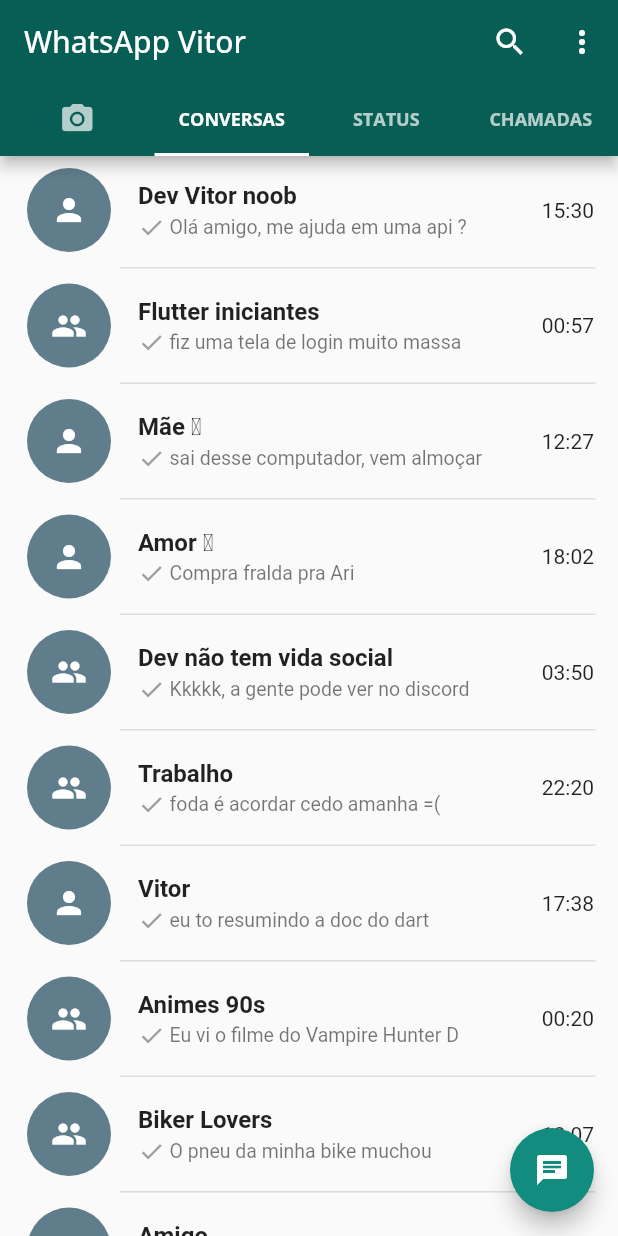
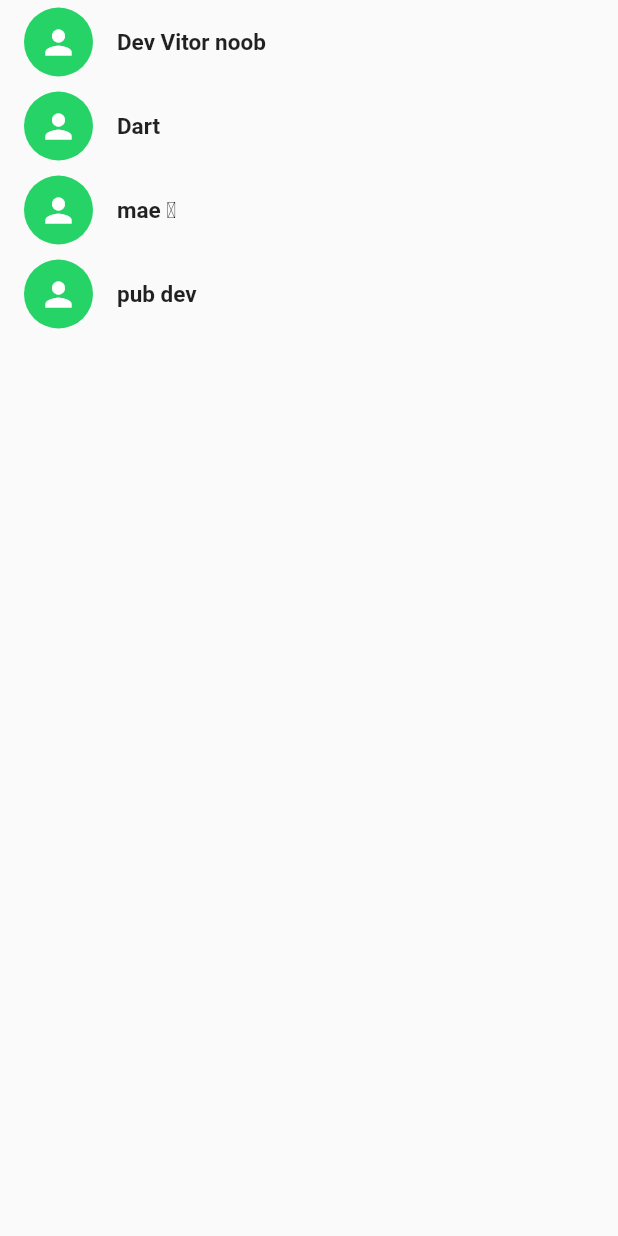
Before and after one commit to CadisRaziel/WhatsApp_clone_flutter_NodeJs_SocketIO, a Flutter app: the screen it shows after launch, on a phone screen of 412 x 824 dp. Run offline on Flutter 3.47's test engine with Material 2 defaults, Android fonts, the phone set to English and light mode, and no system bars; our stand-ins replace camera, flutter_spinkit, google_fonts, socket_io_client, video_player.

Commit message:
iniciando a parte 1 de implementação do chat em dois dispositivos simultaneos, e a implementação da login page para conseguirmos diferenciar os dois usuarios ficticios para teste, e a implementação da condição do icone ao digitar aparecer o send e nao digitar aparece enviar audio

```diff
--- a/lib/Pages/chat_page.dart
+++ b/lib/Pages/chat_page.dart
@@ -1,10 +1,12 @@
 import 'package:flutter/material.dart';
 import 'package:nome_whatsclone/Pages/camera_page.dart';
+import 'package:nome_whatsclone/model/chat_model.dart';
 import 'package:nome_whatsclone/modules/screen/conversas_screen.dart';
 import 'package:nome_whatsclone/shared/theme/text_style.dart';
 
 class HomeScreen extends StatefulWidget {
-  const HomeScreen({Key? key}) : super(key: key);
+  const HomeScreen({Key? key, this.chatmodels}) : super(key: key);
+  final List<ChatModel>? chatmodels;
 
   @override
   _HomeScreenState createState() => _HomeScreenState();
@@ -102,7 +104,9 @@
         children: [
           //* aqui nós vamos colocar as paginas widgets referente a cada tab
           CameraPage(),
-          ConversasPage(),
+          ConversasPage(
+            chatmodels:  widget.chatmodels,
+          ),
           Center(child: Text('STATUS')),
           Center(child: Text('CHAMADAS')),
         ],
--- /dev/null
+++ b/lib/Pages/login_page.dart
@@ -0,0 +1,82 @@
+import 'package:flutter/material.dart';
+import 'package:nome_whatsclone/Pages/chat_page.dart';
+import 'package:nome_whatsclone/model/chat_model.dart';
+import 'package:nome_whatsclone/modules/CustomUI/custom_contatos_button_card.dart';
+
+class LoginPage extends StatefulWidget {
+  const LoginPage({Key? key}) : super(key: key);
+
+  @override
+  _LoginPageState createState() => _LoginPageState();
+}
+
+class _LoginPageState extends State<LoginPage> {
+  ChatModel? sourceChat;
+
+  List<ChatModel> chatmodel = [
+    ChatModel(
+        name: 'Dev Vitor noob',
+        isGroup: false,
+        currentMessage: 'Olá amigo, me ajuda em uma api ?',
+        time: '15:30',
+        id: 1,
+        icon: Icon(
+          Icons.person,
+          color: Colors.white70,
+        )),
+    ChatModel(
+        name: 'Dart',
+        isGroup: false,
+        currentMessage: 'fiz uma tela de login muito massa',
+        time: '00:57',
+        id: 2,
+        icon: Icon(Icons.person, color: Colors.white70)),
+    ChatModel(
+        name: 'mae \u{2665}',
+        isGroup: false,
+        currentMessage: 'vem jantar',
+        time: '12:30',
+        id: 3,
+        icon: Icon(Icons.person, color: Colors.white70)),
+    ChatModel(
+        name: 'pub dev',
+        isGroup: false,
+        currentMessage: 'mensagem pub dev',
+        time: '05:57',
+        id: 4,
+        icon: Icon(Icons.person, color: Colors.white70)),
+    // ChatModel(
+    //     name: 'NodeJs',
+    //     isGroup: true,
+    //     currentMessage: 'nova mensagem nodejs',
+    //     time: '12:27',
+    //     icon: Icon(
+    //       Icons.person,
+    //       color: Colors.white70,
+    //     )),
+  ];
+
+  @override
+  Widget build(BuildContext context) {
+    return Scaffold(
+      body: ListView.builder(
+        itemCount: chatmodel.length,
+        itemBuilder: (context, index) => InkWell(
+          onTap: () {
+            sourceChat = chatmodel.removeAt(index);
+            Navigator.pushReplacement(
+                context,
+                MaterialPageRoute(
+                    builder: (builder) => HomeScreen(
+                          chatmodels: chatmodel,
+                        )));
+          },
+          child: ContatoButton(
+            name: chatmodel[index].name,
+            icon: Icons.person,
+          ),
+        ),
+      ),
+    );
+  }
+}
--- a/lib/core/app_widget.dart
+++ b/lib/core/app_widget.dart
@@ -1,6 +1,6 @@
 
 import 'package:flutter/material.dart';
-import 'package:nome_whatsclone/Pages/chat_page.dart';
+import 'package:nome_whatsclone/Pages/login_page.dart';
 import 'package:nome_whatsclone/shared/theme/app_colors.dart';
 
 class MyApp extends StatelessWidget {
@@ -14,7 +14,7 @@
         accentColor: AppColors.accent
       ),
      debugShowCheckedModeBanner: false,
-     home: HomeScreen(),
+     home: LoginPage(),
     );
   }
 }
--- a/lib/model/chat_model.dart
+++ b/lib/model/chat_model.dart
@@ -7,6 +7,7 @@
   String time;
   String currentMessage;
   String status;
+  int? id;
   Widget? icon;
   bool isGroup;
   bool selectGroup;
@@ -17,6 +18,7 @@
     this.time = '',
     this.currentMessage = '',
     this.status = '',
+    this.id,
     this.icon,
     this.isGroup = false,
     this.selectGroup = false
--- a/lib/modules/screen/conversas_screen.dart
+++ b/lib/modules/screen/conversas_screen.dart
@@ -5,111 +5,14 @@
 import 'contatos_screen.dart';
 
 class ConversasPage extends StatefulWidget {
-  const ConversasPage({Key? key}) : super(key: key);
+  const ConversasPage({Key? key, this.chatmodels}) : super(key: key);
+  final List<ChatModel>? chatmodels;
 
   @override
   _ConversasPageState createState() => _ConversasPageState();
 }
 
 class _ConversasPageState extends State<ConversasPage> {
-  List<ChatModel> chats = [
-    ChatModel(
-        name: 'Dev Vitor noob',
-        isGroup: false,
-        currentMessage: 'Olá amigo, me ajuda em uma api ?',
-        time: '15:30',
-        icon: Icon(
-          Icons.person,
-          color: Colors.white70,
-        )),
-    ChatModel(
-        name: 'Flutter iniciantes',
-        isGroup: true,
-        currentMessage: 'fiz uma tela de login muito massa',
-        time: '00:57',
-        icon: Icon(Icons.group, color: Colors.white70)),
-    ChatModel(
-        name: 'Mãe \u{2665}',
-        isGroup: false,
-        currentMessage: 'sai desse computador, vem almoçar',
-        time: '12:27',
-        icon: Icon(
-          Icons.person,
-          color: Colors.white70,
-        )),
-    ChatModel(
-        name: 'Amor \u{2665}',
-        isGroup: false,
-        currentMessage: 'Compra fralda pra Ari',
-        time: '18:02',
-        icon: Icon(
-          Icons.person,
-          color: Colors.white70,
-        )),
-    ChatModel(
-        name: 'Dev não tem vida social',
-        isGroup: true,
-        currentMessage: 'Kkkkk, a gente pode ver no discord',
-        time: '03:50',
-        icon: Icon(
-          Icons.group,
-          color: Colors.white70,
-        )),
-    ChatModel(
-        name: 'Trabalho',
-        isGroup: true,
-        currentMessage: 'foda é acordar cedo amanha =(',
-        time: '22:20',
-        icon: Icon(
-          Icons.group,
-          color: Colors.white70,
-        )),
-    ChatModel(
-        name: 'Vitor',
-        isGroup: false,
-        currentMessage: 'eu to resumindo a doc do dart',
-        time: '17:38',
-        icon: Icon(
-          Icons.group,
-          color: Colors.white70,
-        )),
-    ChatModel(
-        name: 'Animes 90s',
-        isGroup: true,
-        currentMessage: 'Eu vi o filme do Vampire Hunter D',
-        time: '00:20',
-        icon: Icon(
-          Icons.group,
-          color: Colors.white70,
-        )),
-    ChatModel(
-        name: 'Biker Lovers',
-        isGroup: true,
-        currentMessage: 'O pneu da minha bike muchou',
-        time: '18:07',
-        icon: Icon(
-          Icons.group,
-          color: Colors.white70,
-        )),
-    ChatModel(
-        name: 'Amigo',
-        isGroup: false,
-        currentMessage: 'to cansado hoje',
-        time: '11:20',
-        icon: Icon(
-          Icons.group,
-          color: Colors.white70,
-        )),
-    ChatModel(
-        name: 'Sk8',
-        isGroup: true,
-        currentMessage: 'shape quebrou',
-        time: '12:02',
-        icon: Icon(
-          Icons.group,
-          color: Colors.white70,
-        )),
-  ];
 
   @override
   Widget build(BuildContext context) {
@@ -126,9 +29,9 @@
         child: Icon(Icons.chat),
       ),
       body: ListView.builder(
-          itemCount: chats.length,
+          itemCount: widget.chatmodels!.length,
           itemBuilder: (BuildContext context, index) => SingleChildScrollView(
-              child: CustomCardWidget(chatModel: chats[index]))),
+              child: CustomCardWidget(chatModel: widget.chatmodels![index]))),
     );
   }
 }
--- a/lib/modules/screen/individual_conversa_screen.dart
+++ b/lib/modules/screen/individual_conversa_screen.dart
@@ -22,6 +22,7 @@
 class _IndividualPageState extends State<IndividualPage> {
   final TextEditingController _controller = TextEditingController();
   bool emojiShowing = false;
+  bool sendButton = false;
   FocusNode focusNode = FocusNode();
 
 
@@ -349,6 +350,18 @@
                                   child: TextFormField(
                                     focusNode: focusNode,
                                     controller: _controller,
+                                    //*onChanged = se eu digitar algo vai aparecer o icone para enviar, se eu nao digitar o icone de mandar audio permanece
+                                    onChanged: (value){
+                                      if(value.length > 0) {
+                                        setState(() {
+                                          sendButton = true;
+                                        });
+                                      } else {
+                                        setState(() {
+                                          sendButton = false;
+                                        });
+                                      }
+                                    },
                                     textAlignVertical: TextAlignVertical.center,
                                     keyboardType: TextInputType.multiline,
                                     maxLines: 5,
@@ -413,7 +426,8 @@
                                   child: IconButton(
                                     onPressed: () {},
                                     icon: Icon(
-                                      Icons.mic,
+                                      //*condição do onChanged do textInput se o usuario digitar aparece o icone de enviar se ele nao digitar aparece o icone de mandar audio
+                                     sendButton ? Icons.send : Icons.mic,
                                       color: Colors.white,
                                     ),
                                   ),
```
